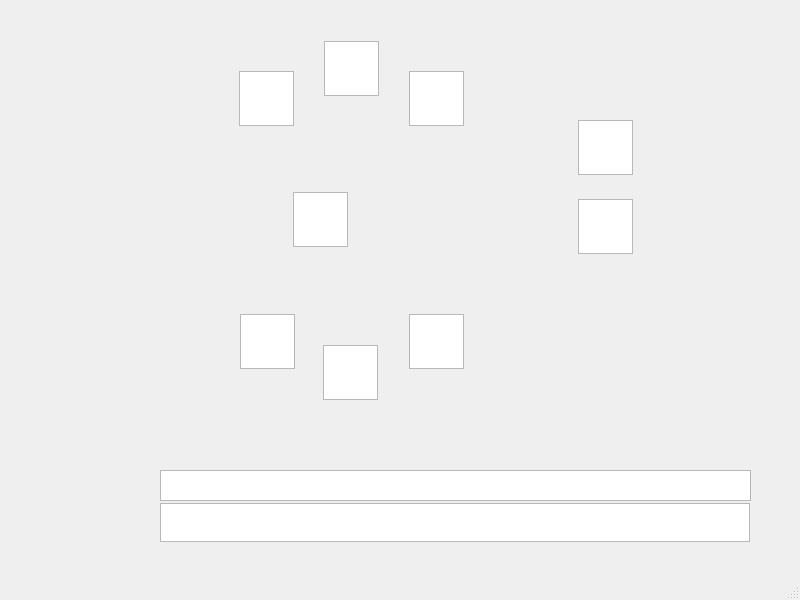
Qt form gui/mainwindow.ui (DanielDuranSW/TFG-DigitalTwin) before a commit.
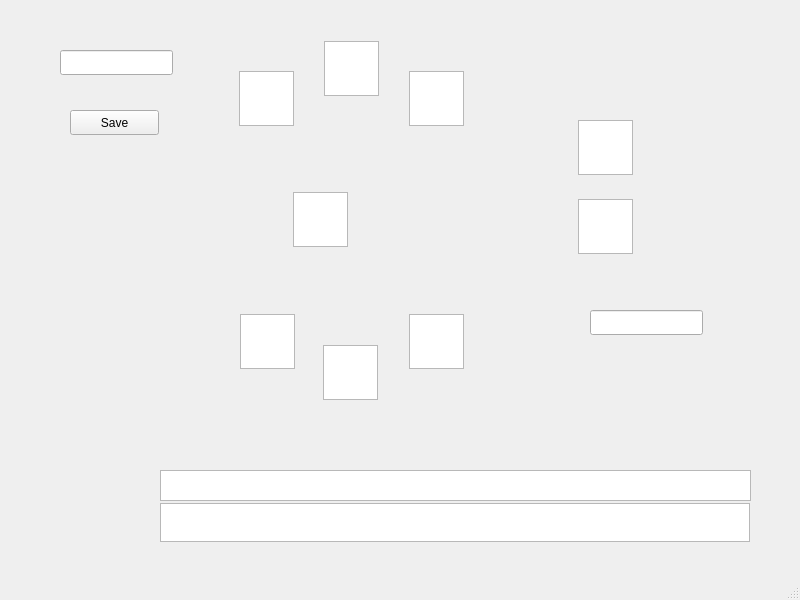
The same form after that commit. Icons and pictures are not drawn.

```diff
--- a/gui/mainwindow.ui
+++ b/gui/mainwindow.ui
@@ -335,6 +335,39 @@
      </rect>
     </property>
    </widget>
+   <widget class="QPushButton" name="pushButtonUpdateConfigurations">
+    <property name="geometry">
+     <rect>
+      <x>70</x>
+      <y>110</y>
+      <width>89</width>
+      <height>25</height>
+     </rect>
+    </property>
+    <property name="text">
+     <string>Save</string>
+    </property>
+   </widget>
+   <widget class="QLineEdit" name="lineEditBufferSize">
+    <property name="geometry">
+     <rect>
+      <x>590</x>
+      <y>310</y>
+      <width>113</width>
+      <height>25</height>
+     </rect>
+    </property>
+   </widget>
+   <widget class="QLineEdit" name="lineEditStateGeneralDuration">
+    <property name="geometry">
+     <rect>
+      <x>60</x>
+      <y>50</y>
+      <width>113</width>
+      <height>25</height>
+     </rect>
+    </property>
+   </widget>
    <zorder>label</zorder>
    <zorder>graphicsViewFsr</zorder>
    <zorder>graphicsViewImu</zorder>
```
Left out of the diff: 3 changed lines with no effect on the pictures.
